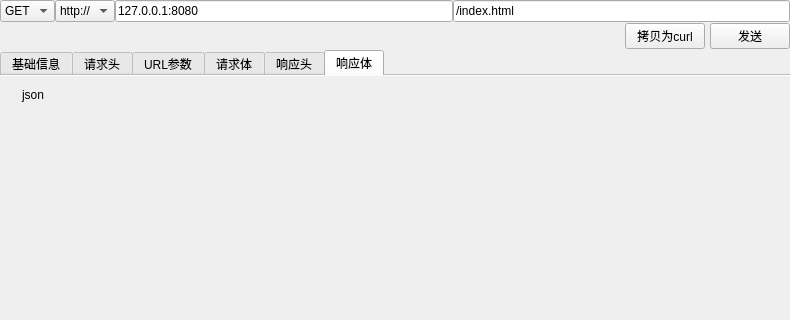
Qt form my_dev_tools/ui/req_resp_frame.ui (KnockHarder/browserbot) before a commit; both pictures show x 0 to 790 and y 0 to 320 of the 790 by 733 pixel window.
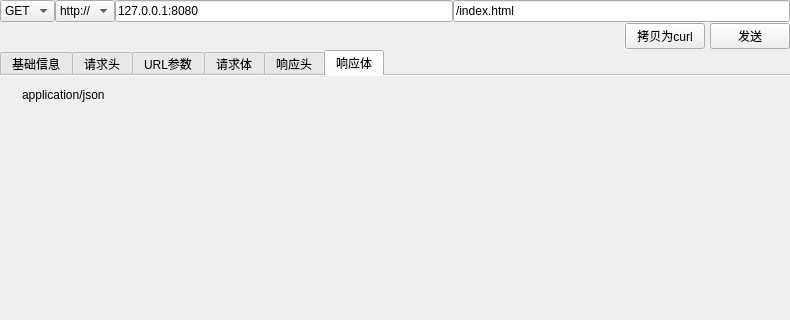
The same form after that commit. The open tabs and pages were chosen to show the change. Custom widgets are drawn as their Qt base class.

Commit message:
feat: Enhance JSON handling in request manager and curl parser
- Add new `JsonBodyFrame` class for updating request body data.
- Update handling of `Content-Type` in curl requests to support both `application/x-www-form-urlencoded` and `application/json`.

Diff of the .ui file:
```diff
--- a/my_dev_tools/ui/req_resp_frame.ui
+++ b/my_dev_tools/ui/req_resp_frame.ui
@@ -340,7 +340,7 @@
           <string notr="true">padding-left: 10px;</string>
          </property>
          <property name="text">
-          <string>json</string>
+          <string>application/json</string>
          </property>
         </widget>
        </item>
```
Left out of the diff: 2 changed lines with no effect on the pictures. The commit also changes 3 other files.
